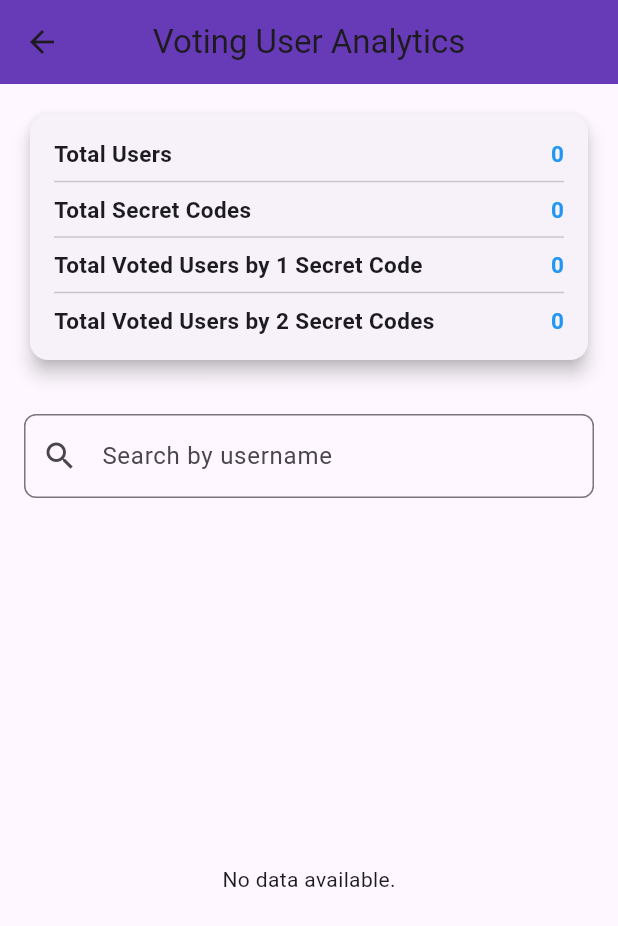
After one commit to minnaingpaingoo/ucstt_voting, a Flutter app: the MasterSetting screen opened directly, after a tap on "Voting User Analytics", on a phone screen of 412 x 824 dp. The commit adds this screen. Shown: the top 926 px of the screen. Run offline on Flutter 3.47's test engine with Material 3 defaults, Android fonts, the phone set to English and light mode, and no system bars; our stand-ins replace cloud_firestore, curved_navigation_bar, firebase_auth, firebase_core, flutter_spinkit, image_picker and 3 more; accounts and stored records are empty; network calls fail.

Commit message:
added master setting features

```diff
--- a/lib/admin/admin_dashboard.dart
+++ b/lib/admin/admin_dashboard.dart
@@ -41,13 +41,15 @@ class _AdminDashboardState extends State<AdminDashboard> {
     numberOfUsers = usersSnapshot.docs.length;
 
     // Fetch number of voted users
-    final votedUsersSnapshot = await DatabaseMethods().getNumberOfVotedUser();
+    final  QuerySnapshot votedUsersSnapshot = await DatabaseMethods().getNumberOfVotedUser();
     numberOfVotedUsers = votedUsersSnapshot.docs.length;
 
     print("Number of Voted Users");
     print(numberOfVotedUsers);
 
+  if (mounted) {
     setState(() {});
+    }
   }
 
   @override
--- a/lib/admin/master_setting.dart
+++ b/lib/admin/master_setting.dart
@@ -1,4 +1,6 @@
 import 'package:flutter/material.dart';
+import 'package:ucstt_voting/admin/voting_analytics.dart';
+import 'package:ucstt_voting/services/database.dart';
 
 class MasterSetting extends StatefulWidget {
   const MasterSetting({super.key});
@@ -8,7 +10,25 @@ class MasterSetting extends StatefulWidget {
 }
 
 class _MasterSettingState extends State<MasterSetting> {
-  bool isVoteClosed = false; // Tracks the status of the voting system
+
+  bool isVoteClosed= false;
+
+  Future<void> fetchInitialVoteStatus() async {
+  try {
+    bool status = await DatabaseMethods().getCloseVoteStatus();
+    setState(() {
+      isVoteClosed = status; // Update the state with the fetched value
+    });
+  } catch (e) {
+    print("Error fetching vote status: $e");
+  }
+}
+
+  @override
+  void initState() {
+    super.initState();
+    fetchInitialVoteStatus();
+  }
 
   // Additional features can be added here
   @override
@@ -30,12 +50,11 @@ class _MasterSettingState extends State<MasterSetting> {
               description:
                   "Enable or disable the voting system. If 'On,' users cannot cast votes.",
               value: isVoteClosed,
-              onChanged: (value) {
+              onChanged: (value) async{
                 setState(() {
                   isVoteClosed = value;
-                  // Save the setting to a database if required
-                  // Example: DatabaseMethods().updateVoteStatus(value);
                 });
+                await DatabaseMethods().closeVote(isVoteClosed);
               },
             ),
             const SizedBox(height: 20),
@@ -43,11 +62,11 @@ class _MasterSettingState extends State<MasterSetting> {
             // Placeholder for other features
             buildActionFeature(
               icon: Icons.analytics,
-              title: "View Voting Analytics",
-              description: "Analyze voter participation and other metrics.",
+              title: "Voting User Analytics",
+              description: "View voter participation and other metrics.",
               onTap: () {
                 // Navigate to the analytics page
-                // Example: Navigator.push(context, MaterialPageRoute(builder: (context) => AnalyticsPage()));
+                Navigator.push(context, MaterialPageRoute(builder: (context) => const VotingAnalytics()));
               },
             ),
             const SizedBox(height: 20),
--- /dev/null
+++ b/lib/admin/voting_analytics.dart
@@ -0,0 +1,219 @@
+import 'package:flutter/material.dart';
+import 'package:cloud_firestore/cloud_firestore.dart';
+import 'package:ucstt_voting/services/database.dart';
+
+class VotingAnalytics extends StatefulWidget {
+  const VotingAnalytics({super.key});
+
+  @override
+  State<VotingAnalytics> createState() => _VotingAnalyticsState();
+}
+
+class _VotingAnalyticsState extends State<VotingAnalytics> {
+  late Future<List<UserVoteData>> _userVotes;
+  List<UserVoteData> _allUserVotes = [];
+  List<UserVoteData> _filteredUserVotes = [];
+  String searchQuery = "";
+  int totalUsers = 0;
+  int totalSecretCodes= 0;
+  int votedCode1 = 0;
+  int votedCode2 = 0;
+
+  @override
+  void initState() {
+    super.initState();
+    _userVotes = _fetchUserVotes();
+    _userVotes.then((data) {
+      setState(() {
+        _allUserVotes = data;
+        _filteredUserVotes = data;
+      });
+    });
+    calculateStatistics();
+  }
+
+  Future<List<UserVoteData>> _fetchUserVotes() async {
+    List<UserVoteData> userVotes = [];
+
+    final userDocs = await FirebaseFirestore.instance.collection('Users').get();
+    for (var userDoc in userDocs.docs) {
+      String userId = userDoc.id;
+
+      final voteDocs = await FirebaseFirestore.instance
+          .collection('VoteList')
+          .doc(userId)
+          .collection('Vote')
+          .orderBy('SelectionCode')
+          .get();
+
+      for (var voteDoc in voteDocs.docs) {
+        String? categoryName = await DatabaseMethods().getCategoryNameById(voteDoc['CategoryId']);
+        String? username = await DatabaseMethods().getUserNameById(voteDoc['UserId']);
+        userVotes.add(
+          UserVoteData(
+            userName: username!,
+            selection: categoryName!,
+            selectionName: voteDoc['SelectionName'],
+            secretCode: voteDoc['SecretCode'],
+          ),
+        );
+      }
+    }
+    return userVotes;
+  }
+
+  void _filterVotes(String query) {
+    setState(() {
+      searchQuery = query;
+      if (query.isEmpty) {
+        _filteredUserVotes = _allUserVotes;
+      } else {
+        _filteredUserVotes = _allUserVotes
+            .where((vote) =>
+                vote.userName.toLowerCase().contains(query.toLowerCase()))
+            .toList();
+      }
+    });
+  }
+
+  Widget buildStatRow(String label, int value) {
+    return Row(
+      mainAxisAlignment: MainAxisAlignment.spaceBetween,
+      children: [
+        Text(
+          label,
+          style: const TextStyle(fontSize: 15, fontWeight: FontWeight.w600),
+        ),
+        Text(
+          value.toString(),
+          style: const TextStyle(
+            fontSize: 15,
+            fontWeight: FontWeight.bold,
+            color: Colors.blue,
+          ),
+        ),
+      ],
+    );
+  }
+
+  void calculateStatistics() async {
+    final usersSnapshot = await DatabaseMethods().getAllUsers();
+    final users = usersSnapshot.docs;
+
+    int total = await DatabaseMethods().getNumberOfSecretCode();
+
+    setState(() {
+      totalUsers = users.length;
+      votedCode1 = users.where((user) => user['Voted'] == 1).length;
+      votedCode2 = users.where((user) => user['Voted'] == 2).length;
+      totalSecretCodes = total;
+
+    });
+  }
+
+  @override
+  Widget build(BuildContext context) {
+    return Scaffold(
+      appBar: AppBar(
+        title: const Text('Voting User Analytics'),
+        centerTitle: true,
+        backgroundColor: Colors.deepPurple,
+      ),
+      body: Column(
+        children: [
+           // Statistics Section
+          Padding(
+            padding: const EdgeInsets.all(16.0),
+            child: Card(
+              elevation: 5,
+              shape: RoundedRectangleBorder(
+                borderRadius: BorderRadius.circular(12),
+              ),
+              child: Padding(
+                padding: const EdgeInsets.all(16.0),
+                child: Column(
+                  children: [
+                    buildStatRow("Total Users", totalUsers),
+                    const Divider(),
+                    buildStatRow("Total Secret Codes", totalSecretCodes),
+                    const Divider(),
+                    buildStatRow("Total Voted Users by 1 Secret Code", votedCode1),
+                    const Divider(),
+                    buildStatRow("Total Voted Users by 2 Secret Codes", votedCode2),
+                  ],
+                ),
+              ),
+            ),
+          ),
+          Padding(
+            padding: const EdgeInsets.all(16.0),
+            child: TextField(
+              onChanged: _filterVotes,
+              decoration: InputDecoration(
+                prefixIcon: const Icon(Icons.search),
+                hintText: "Search by username",
+                border: OutlineInputBorder(
+                  borderRadius: BorderRadius.circular(8.0),
+                ),
+              ),
+            ),
+          ),
+          Expanded(
+            child: FutureBuilder<List<UserVoteData>>(
+              future: _userVotes,
+              builder: (context, snapshot) {
+                if (snapshot.connectionState == ConnectionState.waiting) {
+                  return const Center(child: CircularProgressIndicator());
+                }
+                if (snapshot.hasError) {
+                  return const Center(child: Text("Error loading data."));
+                }
+                if (_filteredUserVotes.isEmpty) {
+                  return const Center(child: Text("No data available."));
+                }
+                return ListView.builder(
+                  padding: const EdgeInsets.all(16.0),
+                  itemCount: _filteredUserVotes.length,
+                  itemBuilder: (context, index) {
+                    final userVote = _filteredUserVotes[index];
+                    return Card(
+                      margin: const EdgeInsets.symmetric(vertical: 8.0),
+                      child: ListTile(
+                        title: Text(
+                          "User Name: ${userVote.userName}",
+                          style: const TextStyle(fontWeight: FontWeight.bold),
+                        ),
+                        subtitle: Column(
+                          crossAxisAlignment: CrossAxisAlignment.start,
+                          children: [
+                            Text("Selection: ${userVote.selection}"),
+                            Text("Selection Name: ${userVote.selectionName}"),
+                            Text("Secret Code: ${userVote.secretCode}"),
+                          ],
+                        ),
+                      ),
+                    );
+                  },
+                );
+              },
+            ),
+          ),
+        ],
+      ),
+    );
+  }
+}
+
+class UserVoteData {
+  final String userName;
+  final String selection;
+  final String selectionName;
+  final String secretCode;
+
+  UserVoteData({
+    required this.userName,
+    required this.selection,
+    required this.selectionName,
+    required this.secretCode,
+  });
+}
--- a/lib/services/database.dart
+++ b/lib/services/database.dart
@@ -22,8 +22,16 @@ class DatabaseMethods{
     return await FirebaseFirestore.instance.collection('Users').get();
   }
 
-  Future getNumberOfVotedUser() async{
-    return await FirebaseFirestore.instance.collection('VoteList').get();
+  Future<int> getNumberOfSecretCode() async {
+    final snapshot = await FirebaseFirestore.instance.collection('GenerateCode').get();
+    return snapshot.docs.length; // Return the count of secret codes
+  }
+
+  Future<QuerySnapshot> getNumberOfVotedUser() async {
+    return await FirebaseFirestore.instance
+        .collection('Users')
+        .where('Voted', isEqualTo: 2)
+        .get();
   }
 
   Stream<List<Map<String, dynamic>>> getCategoriesStream() {
@@ -242,11 +250,18 @@ class DatabaseMethods{
       .snapshots();
   }
 
+  Future<QuerySnapshot<Map<String, dynamic>>> getAllUsers() {
+    return FirebaseFirestore.instance
+      .collection('Users')
+      .get();
+  }
+
   Stream<QuerySnapshot<Map<String, dynamic>>> fetchVotedList(String userId) {
     return FirebaseFirestore.instance
       .collection('VoteList')
       .doc(userId)
       .collection('Vote')
+      .orderBy('SelectionCode')
       .snapshots();
   }
 
@@ -312,6 +327,15 @@ class DatabaseMethods{
       });
   }
 
+   Future updateUserVoteCount(String userId) async{
+    return await FirebaseFirestore.instance
+      .collection('Users')
+      .doc(userId)
+      .update({
+        'Voted': FieldValue.increment(1),
+      });
+  }
+
   Future saveVoteData(String userId, Map<String, dynamic> voteData) async{
     return await FirebaseFirestore.instance
       .collection('VoteList')
@@ -328,4 +352,60 @@ class DatabaseMethods{
       .get();
   }
 
+  Future closeVote(bool status) async{
+    return await FirebaseFirestore.instance
+      .collection('CloseVote')
+      .doc('close')
+      .set({"Status": status});
+  }
+
+  Future<bool> getCloseVoteStatus() async {
+    final snapshot = await FirebaseFirestore.instance
+        .collection('CloseVote')
+        .doc('close')
+        .get();
+
+    if (snapshot.exists && snapshot.data() != null) {
+      return snapshot.data()?['Status'] ?? false; // Default to false if not found
+    }
+
+    return false; // Default to false if document doesn't exist
+  }
+
+ Future<String?> getCategoryNameById(String categoryId) async {
+    try {
+      final docSnapshot = await FirebaseFirestore.instance
+          .collection('Categories')
+          .doc(categoryId)
+          .get();
+
+      if (docSnapshot.exists) {
+        return docSnapshot.data()?['CategoryName']; // Replace 'name' with the field containing the category name in your database.
+      } else {
+        return null; // Document doesn't exist.
+      }
+    } catch (e) {
+      print("Error fetching category name: $e");
+      return null; // Handle error gracefully.
+    }
+  }
+
+  Future<String?> getUserNameById(String userId) async {
+    try {
+      final docSnapshot = await FirebaseFirestore.instance
+          .collection('Users')
+          .doc(userId)
+          .get();
+
+      if (docSnapshot.exists) {
+        return docSnapshot.data()?['Name']; // Replace 'name' with the field containing the category name in your database.
+      } else {
+        return null; // Document doesn't exist.
+      }
+    } catch (e) {
+      print("Error fetching user name: $e");
+      return null; // Handle error gracefully.
+    }
+  }
+
 }
--- a/lib/user/bottom_nav/bottomnav.dart
+++ b/lib/user/bottom_nav/bottomnav.dart
@@ -299,6 +299,7 @@ class BottomNavState extends State<BottomNav> {
           "Email": email!,
           "Class": className!,
           "Id": userId,
+          "Voted": 0,
         };
         //Save to the firestore
         await DatabaseMethods().addUserDetail(addUserInfo, userId);
@@ -648,6 +649,7 @@ class BottomNavState extends State<BottomNav> {
       home: Scaffold(
         appBar: AppBar(
           title: Text(
+
             'Hello, ${name ?? 'User'}',
             style: TextStyle(
               fontSize: 20,
--- a/pubspec.yaml
+++ b/pubspec.yaml
@@ -52,6 +52,7 @@ dependencies:
   mime: ^2.0.0
   file_picker: ^8.1.4
   flutter_spinkit: ^5.2.1
+
 
   # The following adds the Cupertino Icons font to your application.
   # Use with the CupertinoIcons class for iOS style icons.
```
Also changed, not shown: lib/admin/user_list.dart (+47 -7 lines), lib/user/details.dart (+20 -5 lines).
